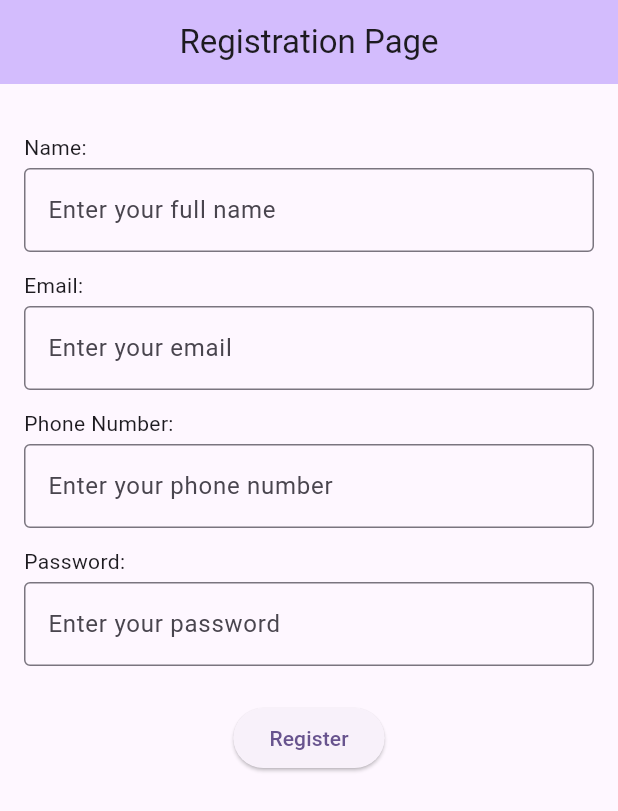
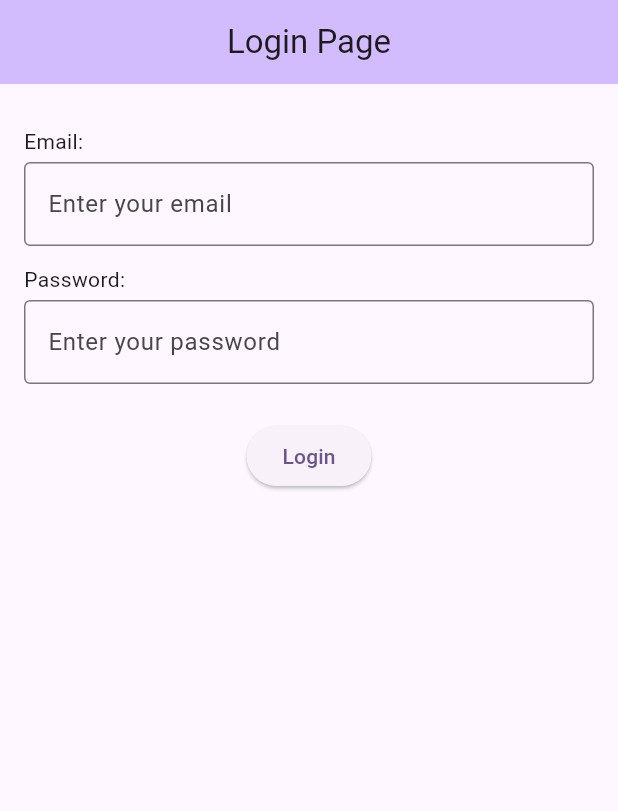
Before and after one commit to Mostafahammoud9/registration_page, a Flutter app: the screen it shows after launch, on a phone screen of 412 x 824 dp. Shown: the top 811 px of the screen. Run offline on Flutter 3.47's test engine with Material 3 defaults, Android fonts, the phone set to English and light mode, and no system bars; our stand-ins replace get.

Commit message:
for upgrade

```diff
--- /dev/null
+++ b/lib/Bindings/LoginBinding.dart
@@ -0,0 +1,10 @@
+import 'package:get/get.dart';
+import 'package:registration_page/Controllers/LoginController.dart';
+
+class LoginBinding extends Bindings{
+  @override
+  void dependencies() {
+    Get.lazyPut<LoginController>(() => LoginController());
+
+}
+}
--- /dev/null
+++ b/lib/Controllers/LoginController.dart
@@ -0,0 +1,3 @@
+import 'package:get/get.dart';
+
+class LoginController extends GetxController{}
--- a/lib/Routes/AppPage.dart
+++ b/lib/Routes/AppPage.dart
@@ -1,6 +1,8 @@
 import 'package:get/get.dart';
+import 'package:registration_page/Bindings/LoginBinding.dart';
 import 'package:registration_page/Bindings/RegistrationBinding.dart';
 import 'package:registration_page/Routes/AppRoute.dart';
+import 'package:registration_page/Views/Login.dart';
 import 'package:registration_page/Views/Registration.dart';
 
 class Apppage {
@@ -11,5 +13,13 @@ static final List<GetPage> pages = [
     page: () => Registration(),
     binding: RegistrationBinding(),
     ),
+    GetPage(
+      name: AppRoute.login,
+      page: () =>Login(),
+      binding: LoginBinding(),
+    )
+
+
 ];
+
 }
--- a/lib/Routes/AppRoute.dart
+++ b/lib/Routes/AppRoute.dart
@@ -1,3 +1,4 @@
 class AppRoute{
   static const String register = '/register';
+  static const  String login = '/login';
 }
--- /dev/null
+++ b/lib/Views/Login.dart
@@ -0,0 +1,56 @@
+import 'package:get/get.dart';
+import 'package:flutter/material.dart';
+import 'package:registration_page/Controllers/LoginController.dart';
+
+class Login extends GetView<LoginController> {
+
+
+  @override
+  Widget build(BuildContext context) {
+    return Scaffold(
+      appBar: AppBar(
+        backgroundColor: Theme.of(context).colorScheme.inversePrimary,
+        title: const Center(child: Text("Login Page")),
+      ),
+      body: SingleChildScrollView(
+        child: Padding(
+          padding: const EdgeInsets.all(16.0), // Better spacing
+          child: Column(
+            crossAxisAlignment: CrossAxisAlignment.start,
+            children: <Widget>[
+              const SizedBox(height: 12),
+              const Text("Email:"),
+              const SizedBox(height: 4),
+              const TextField(
+                decoration: InputDecoration(
+                  border: OutlineInputBorder(),
+                  hintText: "Enter your email",
+                ),
+              ),
+              const SizedBox(height: 12),
+              const Text("Password:"),
+              const SizedBox(height: 4),
+              const TextField(
+                decoration: InputDecoration(
+                  border: OutlineInputBorder(),
+                  hintText: "Enter your password",
+                ),
+                obscureText: true,
+              ),
+              const SizedBox(height: 24),
+              Center(
+                child: ElevatedButton(
+                  onPressed: () {
+                    // Action when user presses "register"
+                  },
+                  child: const Text("Login"),
+                ),
+              ),
+            ],
+          ),
+        ),
+      ),
+    );
+  }
+
+}
--- a/lib/main.dart
+++ b/lib/main.dart
@@ -18,7 +18,7 @@ class MyApp extends StatelessWidget {
       theme: ThemeData(
         colorScheme: ColorScheme.fromSeed(seedColor: Colors.deepPurple),
       ),
-      initialRoute: AppRoute.register,
+      initialRoute: AppRoute.login,
       getPages: Apppage.pages,
     );
   }
```
